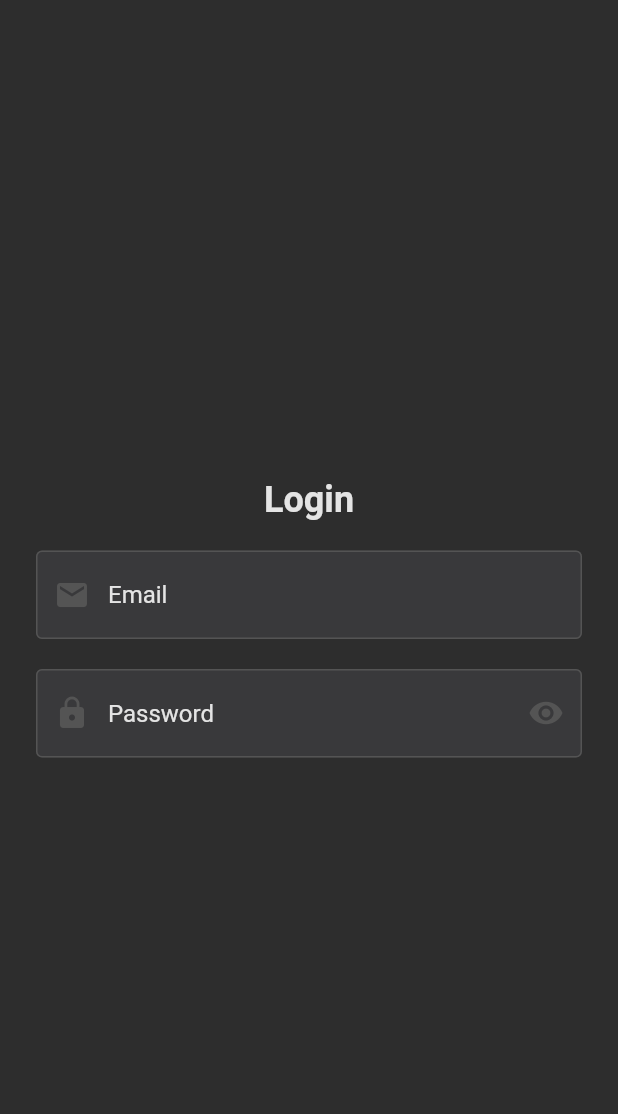
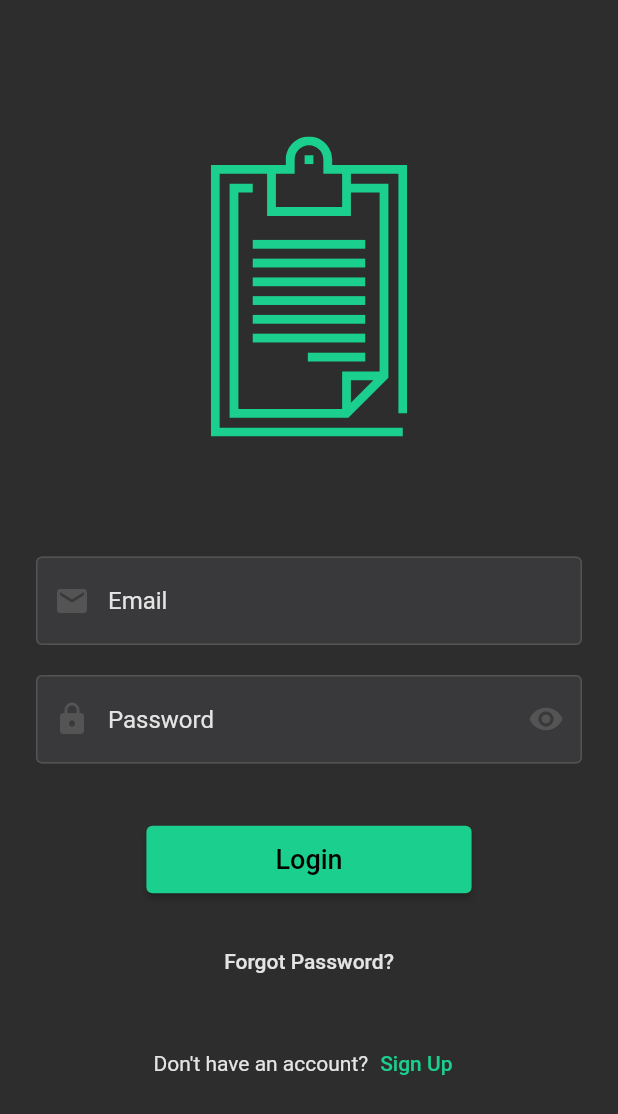
Before and after one commit to AmrEsam0/Tasky, a Flutter app: the screen it shows after launch, on a phone screen of 412 x 824 dp. Shown: the top 1114 px of the screen. Run offline on Flutter 3.47's test engine with Material 2 defaults, Android fonts, the phone set to English and light mode, and no system bars; our stand-ins replace flutter_slidable, flutter_svg, hive_flutter; accounts and stored records are empty.

Commit message:
added logo svg

```diff
--- a/lib/pages/login_page.dart
+++ b/lib/pages/login_page.dart
@@ -1,8 +1,9 @@
 // ignore_for_file: prefer_const_constructors, prefer_const_literals_to_create_immutables
 
 import 'package:flutter/material.dart';
-import 'package:tasky/assets/colors/colors.dart';
+import 'package:flutter_svg/flutter_svg.dart';
 
+import '../assets/colors/colors.dart';
 import '../components/login_field.dart';
 
 class LoginPage extends StatelessWidget {
@@ -25,15 +26,15 @@ class LoginPage extends StatelessWidget {
               child: Column(
                 mainAxisAlignment: MainAxisAlignment.center,
                 children: [
-                  const Text(
-                    'Login',
-                    style: TextStyle(
-                      fontSize: 24,
-                      fontWeight: FontWeight.bold,
-                      color: textMain,
+                  SizedBox(
+                    height: 200,
+                    width: 200,
+                    child: SvgPicture.asset(
+                      'lib/assets/logo.svg',
+                      color: mainColor2,
                     ),
                   ),
-                  const SizedBox(height: 20),
+                  const SizedBox(height: 80),
                   LoginField(
                     hintText: 'Email',
                     controller: _emailController,
@@ -47,6 +48,52 @@ class LoginPage extends StatelessWidget {
                     obscureText: true,
                     suffixIcon: Icons.visibility,
                   ),
+                  const SizedBox(height: 40),
+                  ElevatedButton(
+                    onPressed: () {},
+                    style: ElevatedButton.styleFrom(
+                      backgroundColor: mainColor2,
+                      padding: const EdgeInsets.symmetric(
+                        horizontal: 86,
+                        vertical: 12,
+                      ),
+                    ),
+                    child: Text('Login', style: TextStyle(fontSize: 18, color: Colors.black)),
+                  ),
+                  const SizedBox(height: 20),
+                  TextButton(
+                    onPressed: () {},
+                    child: Text(
+                      'Forgot Password?',
+                      style: TextStyle(
+                        fontSize: 14,
+                        color: textMain,
+                      ),
+                    ),
+                  ),
+                  const SizedBox(height: 20),
+                  Row(
+                    mainAxisAlignment: MainAxisAlignment.center,
+                    children: [
+                      Text(
+                        'Don\'t have an account?',
+                        style: TextStyle(
+                          fontSize: 14,
+                          color: textMain,
+                        ),
+                      ),
+                      TextButton(
+                        onPressed: () {},
+                        child: Text(
+                          'Sign Up',
+                          style: TextStyle(
+                            fontSize: 14,
+                            color: mainColor2,
+                          ),
+                        ),
+                      ),
+                    ],
+                  ),
                 ],
               ),
             ),
--- a/pubspec.yaml
+++ b/pubspec.yaml
@@ -39,6 +39,7 @@ dependencies:
   flutter_slidable: ^2.0.0
   hive: ^2.2.3
   hive_flutter: ^1.1.0
+  flutter_svg: ^1.1.6
 
 dev_dependencies:
   flutter_test:
@@ -65,9 +66,8 @@ flutter:
   uses-material-design: true
 
   # To add assets to your application, add an assets section, like this:
-  # assets:
-  #   - images/a_dot_burr.jpeg
-  #   - images/a_dot_ham.jpeg
+  assets:
+    - lib/assets/logo.svg
 
   # An image asset can refer to one or more resolution-specific "variants", see
   # https://flutter.dev/assets-and-images/#resolution-aware
```
Also changed, not shown: lib/assets/logo.svg (added), pubspec.lock.
